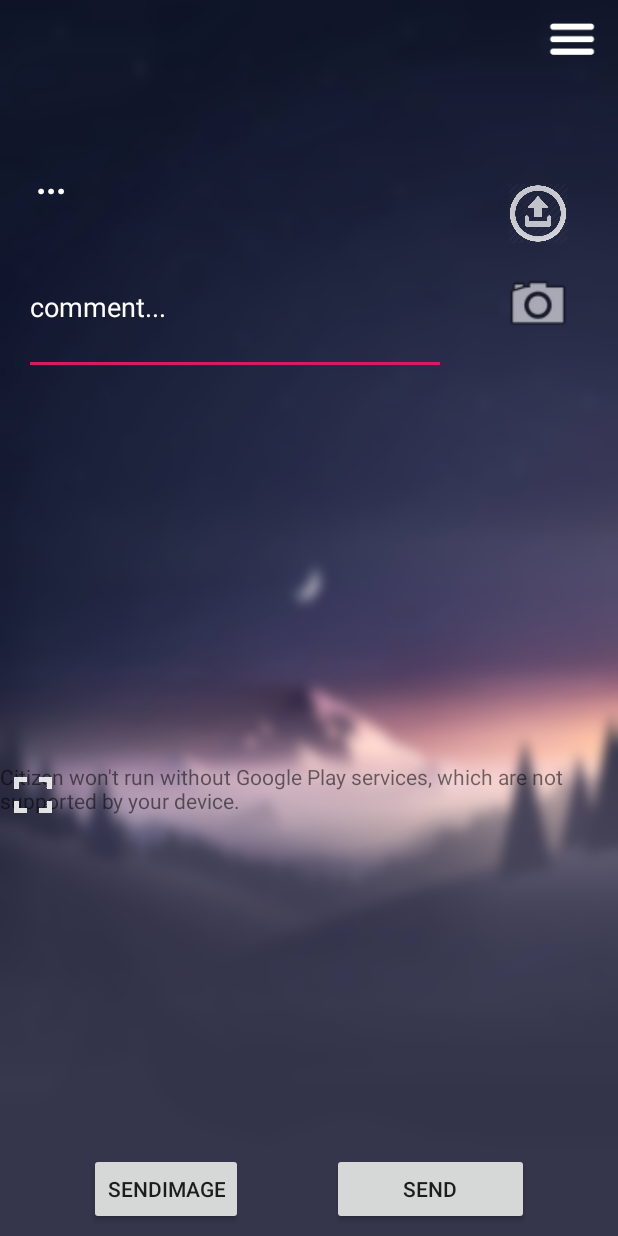
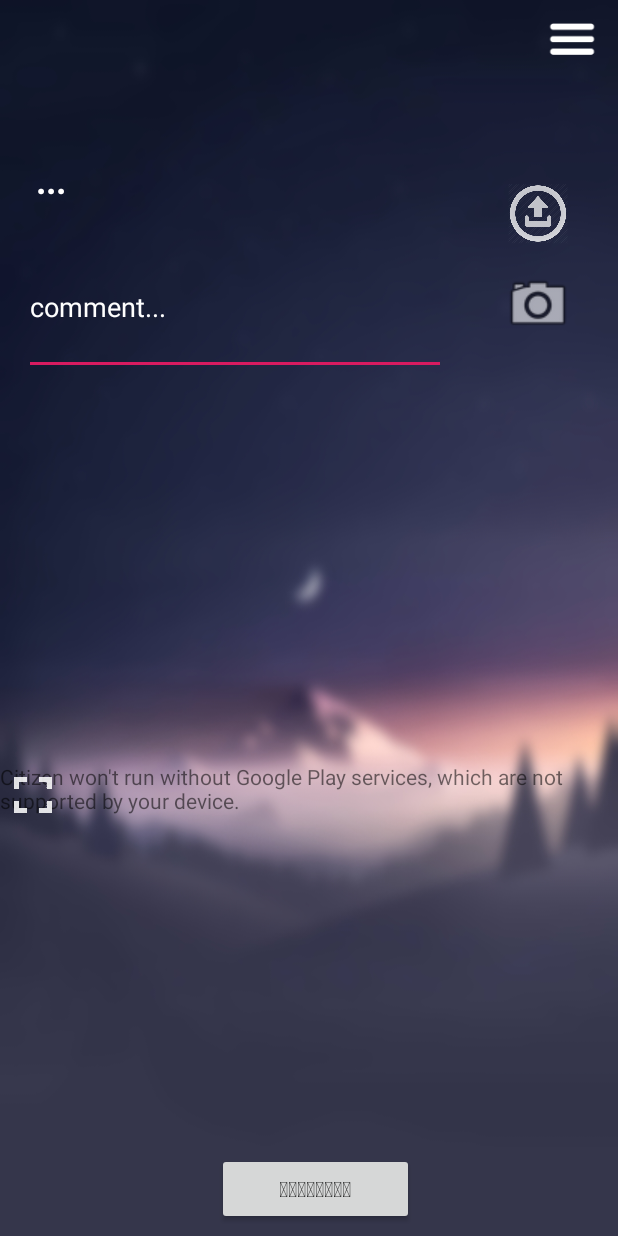
Before and after one commit to LightStein/citizen_app, an Android app: the Description screen opened directly, with no data from a screen before it, on a phone screen of 412 x 824 dp. Run offline under Robolectric (Android 15) with nearby library versions, the phone set to English and light mode, and no system bars; our stand-ins replace CircleImageView, Firebase (no records; nobody signed in at launch, a user with empty details on screens opened directly), Picasso; pictures from the network do not load; 4 statements that could not run were skipped.

Commit message:
დამატებულია პოსტის ატვირთვა და აღწერაში მომხმარებლის ინფორმაციის ჩვენება

```diff
--- a/app/src/main/java/com/abc/citizen/Description.kt
+++ b/app/src/main/java/com/abc/citizen/Description.kt
@@ -1,7 +1,7 @@
 package com.abc.citizen
 
 import android.app.Activity
-import android.content.Context
+import android.app.ProgressDialog
 import android.support.v7.app.AppCompatActivity
 import com.google.android.gms.maps.*
 import kotlinx.android.synthetic.main.activity_description.*
@@ -9,17 +9,14 @@ import com.google.android.gms.maps.model.*
 import android.content.Intent
 import android.content.pm.PackageManager
 import android.graphics.Bitmap
-import android.graphics.BitmapFactory
 import android.location.Location
-import android.media.Image
-import android.net.Uri
 import android.os.*
 import android.provider.MediaStore
+import android.support.design.widget.NavigationView
 import android.support.v4.app.ActivityCompat
 import android.support.v4.content.ContextCompat
-import android.text.Editable
+import android.util.Log
 import android.view.View
-import android.widget.ImageView
 import android.widget.Toast
 import com.google.android.gms.location.*
 import com.google.android.gms.maps.GoogleMap
@@ -28,19 +25,24 @@ import com.google.android.gms.maps.CameraUpdateFactory
 import com.google.android.gms.maps.GoogleMap.MAP_TYPE_SATELLITE
 import com.google.android.gms.maps.model.MarkerOptions
 import android.widget.LinearLayout
+import android.widget.TextView
 import com.abc.citizen.R.layout.activity_description
 import com.google.android.gms.common.api.GoogleApiClient
-import com.google.android.gms.tasks.OnSuccessListener
-import kotlinx.android.synthetic.*
-import java.io.*
-import java.net.Socket
+import com.google.firebase.auth.FirebaseAuth
+import com.google.firebase.database.*
+import com.squareup.picasso.Picasso
+import de.hdodenhof.circleimageview.CircleImageView
+import kotlinx.android.synthetic.main.nav_header.*
+import java.util.*
 
-var handler = Handler()
+
 lateinit var loc: Location
 
 class Description : AppCompatActivity(), OnMapReadyCallback {
     private var CAMERA_REQUEST_CODE = 0
     private lateinit var nMap: GoogleMap
+
+    private val category = "transport"
 
     // Location
     private var mMarker: Marker? = null
@@ -52,38 +54,84 @@ class Description : AppCompatActivity(), OnMapReadyCallback {
     private lateinit var locationRequest: LocationRequest
     private lateinit var locationCallback: LocationCallback
 
+    // firebase
+    private var mDatabase: FirebaseDatabase? = null
+    private var mDatabaseReference: DatabaseReference? = null
+    private var mAuth: FirebaseAuth? = null
+
+    // scroll menu
+    private var textUser: TextView? = null
+    private var textUserEmail: TextView? = null
+    private var imageProfile: CircleImageView? = null
+
+
+
+    // progressbar
+    private var mProgressBar: ProgressDialog? = null
+
 
     companion object {
         private const val MY_PERMISSION_CODE: Int = 1000
     }
 
-    override fun onActivityResult(requestCode: Int, resultCode: Int, data: Intent?) {
-        super.onActivityResult(requestCode, resultCode, data)
-        when (requestCode) {
-            CAMERA_REQUEST_CODE -> {
-                if (resultCode == Activity.RESULT_OK && data != null) {
-                    photoImageView.setImageBitmap(data.extras.get("data") as Bitmap)
-                }
+    private fun initialise() {
+        mDatabase = FirebaseDatabase.getInstance()
+        mDatabaseReference = mDatabase!!.reference.child("users")
+        mAuth = FirebaseAuth.getInstance()
+
+        val navigationView: NavigationView = findViewById(R.id.nav_view)
+        val headView: View = navigationView.getHeaderView(0)
+        imageProfile = headView.findViewById(R.id.profilePic)
+        textUser = headView.findViewById(R.id.userNameText)
+        textUserEmail = headView.findViewById(R.id.userEmailText)
+
+    }
+
+    override fun onStart() {
+        super.onStart()
+
+        val mUser = mAuth!!.currentUser
+        Log.d("USer ID",mUser!!.uid)
+        val mUserReference = mDatabaseReference!!.child(mUser.uid)
+
+        textUserEmail!!.text = mUser.email
+
+        mUserReference.addValueEventListener(object : ValueEventListener {
+            override fun onDataChange(snapshot: DataSnapshot) {
+                // Get Post object and use the values to update the UI
+
+                Log.d("check database",snapshot.child("profilePictureUri").value as String)
+
+                textUser!!.text = snapshot.child("username").value as String
+                val picUrl: String = snapshot.child("profilePictureUri").value as String
+                Log.d("DataListener", "მონაცემთა ბაზაში ცვლილებებია")
+
+                Picasso.get().load(picUrl).resize(80, 80).centerCrop().into(imageProfile)
             }
-            else -> {
-                if (data == null)
-                    Toast.makeText(this, "Unrecognized request code (data = 0)", Toast.LENGTH_SHORT).show()
-                else
-                    Toast.makeText(
-                        this,
-                        "Unrecognized request code (resultCode != Activity.RESULT_OK)",
-                        Toast.LENGTH_SHORT
-                    ).show()
+
+            override fun onCancelled(databaseError: DatabaseError) {
+                // Getting Post failed, log a message
+                Log.w("ListenData", "loadUser:onCancelled", databaseError.toException())
+                // ...
             }
-        }
+        })
+
 
     }
 
     override fun onCreate(savedInstanceState: Bundle?) {
-        println("//////////////////onCreate/////////////////////")
-
         super.onCreate(savedInstanceState)
         setContentView(activity_description)
+
+
+        println("//////////////////onCreate/////////////////////")
+        initialise()
+        expandMap()
+
+        //firebase initialization
+        mAuth = FirebaseAuth.getInstance()
+
+
         // Obtain the SupportMapFragment and get notified when the map is ready to be used.
         val mapFragment = supportFragmentManager
             .findFragmentById(R.id.mapFragment) as SupportMapFragment
@@ -113,7 +161,7 @@ class Description : AppCompatActivity(), OnMapReadyCallback {
             fusedLocationProviderClient = LocationServices.getFusedLocationProviderClient(this)
             fusedLocationProviderClient.requestLocationUpdates(LocationRequest(), LocationCallback(), Looper.myLooper())
         }
-        expandMap()
+
         cameraButton.setOnClickListener {
             val callCameraIntent = Intent(MediaStore.ACTION_IMAGE_CAPTURE)
             if (callCameraIntent.resolveActivity(packageManager) != null) {
@@ -122,26 +170,59 @@ class Description : AppCompatActivity(), OnMapReadyCallback {
 
         }   //  კამერის გამშვები
 
-        /////////////////////სურათის გასაგზავნად////////////////////////
+        ///////////////////// Firebase Database ////////////////////
+
 
     }
 
-    fun send(v: View) {
-        println("////////////////// send /////////////////////")
+    fun uploadPost(view:View){
+        val mUser = mAuth!!.currentUser
+        //////////////// Progress Bar ///////////////
+        mProgressBar = ProgressDialog(this)
+        //////////////// Progress Bar ///////////////
+        if (commentText.text.isEmpty())
+            Toast.makeText(
+                this, "გთხოვთ დაწეროთ კომენტარი",
+                Toast.LENGTH_LONG
+            ).show()
+        else {
+            mProgressBar!!.setMessage("გთხოვთ დაიცადოთ...")
+            mProgressBar!!.show()
+            val commentId = UUID.randomUUID().toString()
+            val pictureUrl = "http://ssa.gov.ge/files/01_GEO/Saagento/Struqtura/Raionebi/AFXAZETI.jpg"
+            writeNewPost(commentId,pictureUrl,mUser!!.uid,commentText.text.toString(),category)
+            mProgressBar!!.hide()
 
-        val messageSender = MessageSender()
-        messageSender.execute(commentText.text.toString())
+        }
 
-        Toast.makeText(this, "comment has been sent", Toast.LENGTH_SHORT).show()
-        commentText.text.clear()
+    }
 
-//    println("//////////////////"+loc.toString()+"/////////////////////")
-        //////////////////// location implementation /////////////////////
-//        addr.text=mLastLocation.latitude.toString()
+    private fun uploadPhotoToStorage(){
 
 
-    }   // ჯერჯერობით გზავნის კომენტარს
+    }
 
+    override fun onActivityResult(requestCode: Int, resultCode: Int, data: Intent?) {
+        super.onActivityResult(requestCode, resultCode, data)
+        when (requestCode) {
+            CAMERA_REQUEST_CODE -> {
+                if (resultCode == Activity.RESULT_OK && data != null) {
+                    photoImageView.setImageBitmap(data.extras.get("data") as Bitmap)
+                }
+            }
+            else -> {
+                if (data == null)
+                    Toast.makeText(this, "Unrecognized request code (data = 0)", Toast.LENGTH_SHORT).show()
+                else
+                    Toast.makeText(
+                        this,
+                        "Unrecognized request code (resultCode != Activity.RESULT_OK)",
+                        Toast.LENGTH_SHORT
+                    ).show()
+            }
+        }
+
+    }
 
     private fun expandMap() {
         println("////////////////// Expand Map /////////////////////")
@@ -304,6 +385,7 @@ class Description : AppCompatActivity(), OnMapReadyCallback {
     }   // აპის ჩაკეცვისას აჩერებს ადგილმდებარეობის განახლებებს
 
     override fun onMapReady(googleMap: GoogleMap) {
+        Log.d("onMapReady","On Map Ready Started")
         nMap = googleMap
         nMap.mapType = MAP_TYPE_SATELLITE
 
@@ -327,4 +409,18 @@ class Description : AppCompatActivity(), OnMapReadyCallback {
         nMap.uiSettings.isZoomControlsEnabled = true
         nMap.uiSettings.isMapToolbarEnabled = false
     }   // რუკის პარამეტრები + ხელმეორედ მოწმდება ნებართვა
+
+    private fun writeNewPost(commentId: String, pictureUri: String, authorId: String, comment: String, category: String) {
+        mDatabaseReference = mDatabase!!.reference
+        val post = Post(pictureUri,authorId, comment, category)
+        mDatabaseReference!!.child("posts").child(commentId).setValue(post)
+    }
+
 }
+
+data class Post(
+    val pictureUri: String? = "",
+    var authorId: String? = "",
+    var comment: String? = "",
+    var category: String? = ""
+)
--- a/app/src/main/res/layout/activity_description.xml
+++ b/app/src/main/res/layout/activity_description.xml
@@ -77,7 +77,7 @@
         <ImageView
                 android:layout_width="40dp"
                 android:layout_height="51dp" app:srcCompat="@mipmap/icon_upload"
-                android:id="@+id/imageView" android:layout_marginBottom="8dp"
+                android:id="@+id/uploadPhotoButton" android:layout_marginBottom="8dp"
                 app:layout_constraintBottom_toTopOf="@+id/cameraButton"
                 app:layout_constraintStart_toStartOf="@+id/cameraButton"
                 app:layout_constraintEnd_toEndOf="@+id/cameraButton"/>
@@ -109,7 +109,8 @@
                 android:layout_width="44dp"
                 android:layout_height="44dp" app:srcCompat="@drawable/ic_fullscreen"
                 android:id="@+id/button_max"
-                app:layout_constraintTop_toTopOf="parent" app:layout_constraintStart_toStartOf="parent"/>
+                app:layout_constraintTop_toTopOf="parent" app:layout_constraintStart_toStartOf="parent"
+        />
     </android.support.constraint.ConstraintLayout>
 
 
@@ -119,33 +120,27 @@
             android:layout_weight="8"
             android:id="@+id/descriptionBottomPannel">
         <Button
-                android:text="send"
+                android:text="გაგზავნა"
                 android:layout_width="131dp"
                 android:layout_height="wrap_content" android:id="@+id/sendButton"
                 android:layout_marginBottom="8dp"
                 app:layout_constraintBottom_toBottomOf="parent" android:layout_marginTop="8dp"
-                app:layout_constraintTop_toTopOf="parent" android:onClick="send"
-                app:layout_constraintStart_toEndOf="@+id/button"
-                app:layout_constraintEnd_toEndOf="parent" app:layout_constraintHorizontal_bias="0.5"/>
-        <Button
-                android:text="sendimage"
-                android:layout_width="wrap_content"
-                android:layout_height="wrap_content"
-                android:id="@+id/button"
-                app:layout_constraintStart_toStartOf="parent" app:layout_constraintHorizontal_bias="0.5"
-                app:layout_constraintEnd_toStartOf="@+id/sendButton" app:layout_constraintTop_toTopOf="parent"
-                app:layout_constraintBottom_toBottomOf="parent" android:onClick="sendImage"/>
+                app:layout_constraintTop_toTopOf="parent"
+                app:layout_constraintEnd_toEndOf="parent" android:layout_marginStart="8dp"
+                app:layout_constraintStart_toStartOf="parent" android:layout_marginLeft="8dp"
+                android:onClick="uploadPost"/>
     </android.support.constraint.ConstraintLayout>
 </LinearLayout>
 
     <android.support.design.widget.NavigationView
+            android:id="@+id/nav_view"
             android:layout_width="260dp"
             android:layout_height="match_parent"
             app:menu="@menu/navigation_menu"
             app:headerLayout="@layout/nav_header"
-            android:layout_gravity="end">
+            android:layout_gravity="end"/>
 
-    </android.support.design.widget.NavigationView>
+
 
 
 </android.support.v4.widget.DrawerLayout>
```
Also changed, not shown: app/src/main/java/com/abc/citizen/Login.kt (+59 -68 lines), app/src/main/java/com/abc/citizen/MainActivity.kt (+3 -9 lines), app/src/main/java/com/abc/citizen/MessageSender.java (+7 -11 lines).
